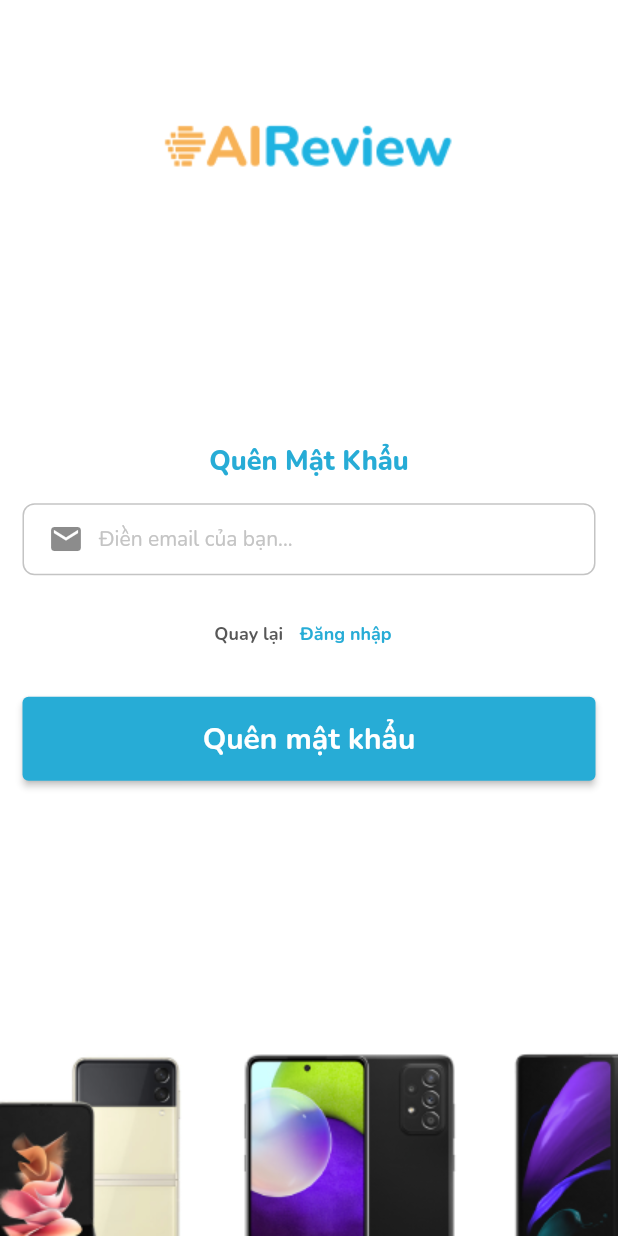
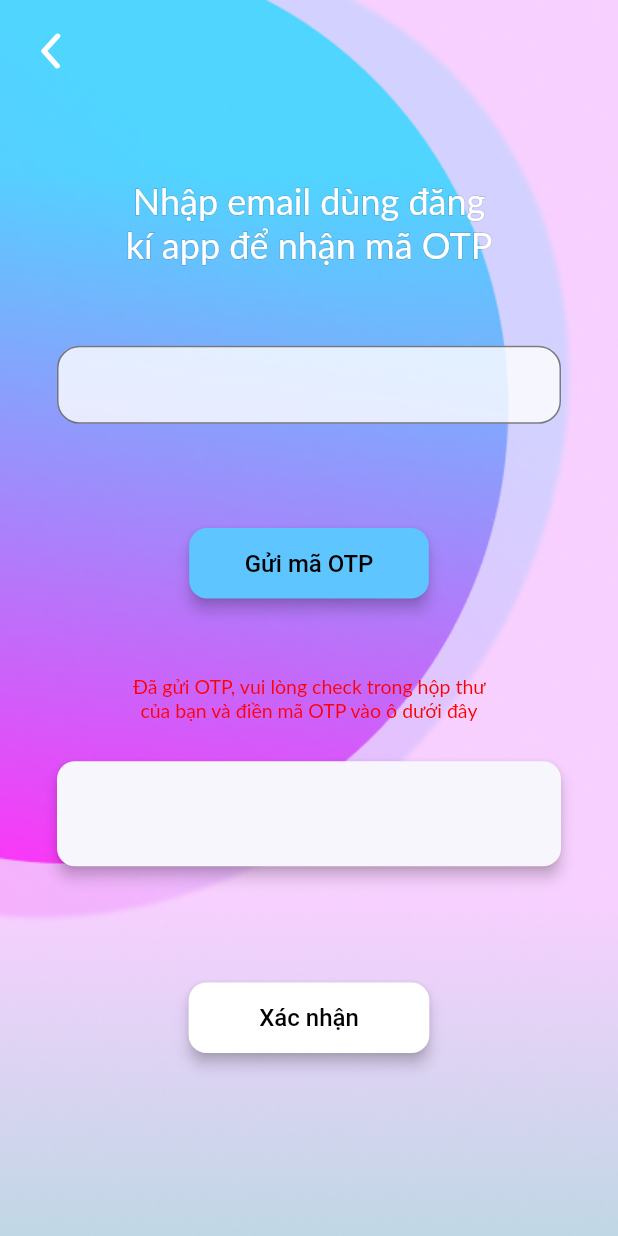
Before and after one commit to huynnq02/CondominiumManagement, a Flutter app: the ForgetPasswordScreen screen opened directly, on a phone screen of 412 x 824 dp. Run offline on Flutter 3.47's test engine with Material 2 defaults, Android fonts, the phone set to English and light mode, and no system bars; our stand-ins replace dio, equatable, flutter_screenutil, flutter_svg, google_fonts, image_picker and 1 more; accounts and stored records are empty.

Commit message:
added forget password screen ui

```diff
--- a/lib/src/screens/forget password screen/forget_password_screen.dart
+++ b/lib/src/screens/forget password screen/forget_password_screen.dart
@@ -1,9 +1,7 @@
 import 'package:flutter/material.dart';
-import 'package:untitled/src/screens/login%20screen/login_screen.dart';
-
-import '../../../utils/app_constant/app_colors.dart';
-import '../../../utils/app_constant/app_text_style.dart';
-import '../../widget/custom_textfield.dart';
+import 'package:flutter_svg/svg.dart';
+import 'package:google_fonts/google_fonts.dart';
+import 'package:untitled/src/widget/outlined_text.dart';
 
 class ForgetPasswordScreen extends StatelessWidget {
   ForgetPasswordScreen({Key? key}) : super(key: key);
@@ -11,96 +9,147 @@ class ForgetPasswordScreen extends StatelessWidget {
   @override
   Widget build(BuildContext context) {
     return Scaffold(
-        body: SafeArea(
-      child: Container(
-        color: AppColors.White,
+        body: Container(
+      decoration: const BoxDecoration(
+        image: DecorationImage(
+            image: AssetImage("assets/register_bg.jpg"),
+            fit: BoxFit.cover,
+            alignment: Alignment.topCenter),
+      ),
+      child: SafeArea(
+        child: Stack(children: [
+          Container(
+            height: double.infinity,
+            padding: const EdgeInsets.symmetric(horizontal: 38, vertical: 50),
+            child: Center(
+              child: SingleChildScrollView(
                 child: Form(
                   key: _formKey,
-          child: Column(
-            children: [
-              const SizedBox(
-                height: 57,
-              ),
-              Image.asset(
-                'assets/logo.png',
-                width: 328,
-                height: 81,
-              ),
-              Expanded(
-                child: Padding(
-                  padding: const EdgeInsets.symmetric(horizontal: 15),
                   child: Column(
                     mainAxisAlignment: MainAxisAlignment.center,
                     crossAxisAlignment: CrossAxisAlignment.center,
                     children: [
-                      Text(
-                        'Quên Mật Khẩu',
-                        style: AppTextStyle.nunitoSize13.copyWith(
-                            color: AppColors.Blue,
-                            fontSize: 18,
-                            fontWeight: FontWeight.w800),
+                      const SizedBox(
+                        width: 254,
+                        child: OutlinedText(
+                          text: 'Nhập email dùng đăng kí app để nhận mã OTP',
+                          fontSize: 24,
+                          textAlign: TextAlign.center,
+                        ),
                       ),
                       const SizedBox(
-                        height: 15,
+                        height: 51,
                       ),
-                      const CustomTextField(
-                        input: 'Điền email của bạn...',
-                        type: iconType.mail,
+                      TextFormField(
+                        textAlign: TextAlign.center,
+                        keyboardType: TextInputType.emailAddress,
+                        cursorColor: Colors.black,
+                        style: const TextStyle(fontSize: 18),
+                        decoration: InputDecoration(
+                            filled: true,
+                            fillColor: Colors.white.withOpacity(0.8),
+                            enabledBorder: OutlineInputBorder(
+                              borderRadius: BorderRadius.circular(15),
+                              borderSide: BorderSide(
+                                  color: Colors.black.withOpacity(0.5)),
+                            ),
+                            focusedBorder: OutlineInputBorder(
+                              borderRadius: BorderRadius.circular(15),
+                              borderSide: const BorderSide(
+                                  color: Color(0xFF5FC5FF), width: 2.0),
+                            ),
+                            contentPadding:
+                                const EdgeInsets.symmetric(vertical: 17)),
                       ),
                       const SizedBox(
-                        height: 15,
+                        height: 69,
                       ),
-                      Row(
-                        mainAxisAlignment: MainAxisAlignment.center,
-                        children: [
-                          Text(
-                            'Quay lại ',
-                            style: AppTextStyle.nunitoBoldSize14
-                                .copyWith(fontSize: 12),
+                      ElevatedButton(
+                          style: ElevatedButton.styleFrom(
+                              backgroundColor: const Color(0xFF5FC5FF),
+                              padding: const EdgeInsets.symmetric(
+                                  horizontal: 37, vertical: 14),
+                              shape: RoundedRectangleBorder(
+                                borderRadius: BorderRadius.circular(12),
                               ),
-                          TextButton(
-                              onPressed: () {
-                                Navigator.of(context).push(
-                                    MaterialPageRoute(builder: ((context) {
-                                  return LoginScreen();
-                                })));
-                              },
+                              elevation: 4),
+                          onPressed: () {},
                           child: Text(
-                                'Đăng nhập',
-                                style: AppTextStyle.nunitoBoldSize14.copyWith(
-                                    fontSize: 12, color: AppColors.Blue),
-                              ))
-                        ],
+                            'Gửi mã OTP',
+                            style: GoogleFonts.lexendExa(
+                                fontSize: 16, color: Colors.black),
+                          )),
+                      const SizedBox(
+                        height: 51,
                       ),
                       const SizedBox(
-                        height: 18,
-                      ),
-                      SizedBox(
-                        width: 382,
-                        height: 56,
-                        child: ElevatedButton(
+                        width: 254,
+                        child: Text(
+                          'Đã gửi OTP, vui lòng check trong hộp thư của bạn và điền mã OTP vào ô dưới đây',
+                          textAlign: TextAlign.center,
                           style:
-                              ElevatedButton.styleFrom(primary: AppColors.Blue),
-                          onPressed: () {
-                            print('tap ');
-                          },
-                          child: Text(
-                            'Quên mật khẩu',
-                            style: AppTextStyle.nunitoSize13.copyWith(
-                                color: AppColors.White,
-                                fontSize: 20,
-                                fontWeight: FontWeight.bold),
+                              TextStyle(color: Color(0xFFFF0000), fontSize: 13),
                         ),
                       ),
+                      const SizedBox(
+                        height: 25,
+                      ),
+                      Material(
+                        borderRadius: BorderRadius.circular(12),
+                        color: const Color(0xFFF8F6FD),
+                        elevation: 4,
+                        shadowColor: Colors.black,
+                        child: TextFormField(
+                          textAlign: TextAlign.center,
+                          keyboardType: TextInputType.number,
+                          cursorColor: Colors.black,
+                          style: const TextStyle(fontSize: 18),
+                          decoration: InputDecoration(
+                              enabledBorder: OutlineInputBorder(
+                                borderRadius: BorderRadius.circular(12),
+                                borderSide: BorderSide.none,
+                              ),
+                              focusedBorder: OutlineInputBorder(
+                                borderRadius: BorderRadius.circular(12),
+                                borderSide: BorderSide.none,
+                              ),
+                              contentPadding:
+                                  const EdgeInsets.symmetric(vertical: 26)),
+                        ),
+                      ),
+                      const SizedBox(
+                        height: 77,
+                      ),
+                      ElevatedButton(
+                        onPressed: () {},
+                        child: Text(
+                          'Xác nhận',
+                          style: GoogleFonts.lexendExa(
+                              fontSize: 16, color: Colors.black),
+                        ),
+                        style: ElevatedButton.styleFrom(
+                            backgroundColor: Colors.white,
+                            padding: const EdgeInsets.symmetric(
+                                horizontal: 47, vertical: 14),
+                            shape: RoundedRectangleBorder(
+                              borderRadius: BorderRadius.circular(12),
+                            ),
+                            elevation: 4),
                       ),
                     ],
                   ),
                 ),
               ),
-              Image.asset('assets/slide2.png')
-            ],
             ),
           ),
+          IconButton(
+              constraints: const BoxConstraints(),
+              padding: const EdgeInsets.all(22),
+              onPressed: () {
+                Navigator.pop(context);
+              },
+              icon: SvgPicture.asset('assets/back.svg'))
+        ]),
       ),
     ));
   }
--- /dev/null
+++ b/lib/src/widget/outlined_text.dart
@@ -0,0 +1,44 @@
+import 'package:flutter/material.dart';
+
+class OutlinedText extends StatelessWidget {
+  final String text;
+  final double? fontSize;
+  final Color? color;
+  final Color? strokeColor;
+  final TextAlign? textAlign;
+  const OutlinedText({
+    Key? key,
+    required this.text,
+    this.fontSize,
+    this.color,
+    this.strokeColor,
+    this.textAlign
+  }) : super(key: key);
+
+  @override
+  Widget build(BuildContext context) {
+    return Stack(
+      children: [
+        Text(
+          text,
+          textAlign: textAlign,
+          style: TextStyle(
+            fontSize: fontSize,
+            foreground: Paint()
+              ..style = PaintingStyle.stroke
+              ..strokeWidth = 1
+              ..color = strokeColor ?? Colors.black.withOpacity(0.2),
+          ),
+        ),
+        Text(
+          text,
+          textAlign: textAlign,
+          style: TextStyle(
+            fontSize: fontSize,
+            color: color ?? Colors.white,
+          ),
+        ),
+      ],
+    );
+  }
+}
```
Also changed, not shown: assets/back.svg (added). Lines whose indentation alone changed are shown as unchanged.
